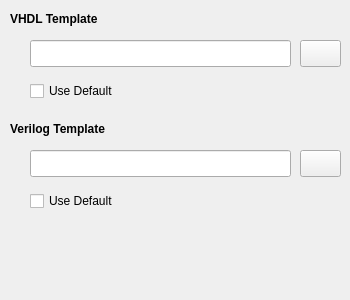
Before: the Qt Designer form IDE/GUI/dialogs/projectcfg/projectcfg_templates.ui in AbyssAbbeba/MDS-picoblaze-AVR-ide, drawn with Qt 5.
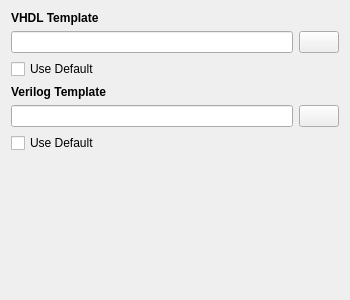
After: the same form once the commit is applied.

The edit to the form file:
```diff
--- a/IDE/GUI/dialogs/projectcfg/projectcfg_templates.ui
+++ b/IDE/GUI/dialogs/projectcfg/projectcfg_templates.ui
@@ -13,61 +13,26 @@
   <property name="windowTitle">
    <string>Form</string>
   </property>
-  <widget class="QLineEdit" name="leVerilog">
-   <property name="geometry">
-    <rect>
-     <x>30</x>
-     <y>150</y>
-     <width>261</width>
-     <height>27</height>
-    </rect>
-   </property>
-  </widget>
-  <widget class="QLineEdit" name="leVHDL">
-   <property name="geometry">
-    <rect>
-     <x>30</x>
-     <y>40</y>
-     <width>261</width>
-     <height>27</height>
-    </rect>
-   </property>
-  </widget>
+  <layout class="QGridLayout" name="gridLayout">
+   <item row="5" column="0">
   <widget class="QCheckBox" name="chckVerilog">
-   <property name="geometry">
-    <rect>
-     <x>30</x>
-     <y>190</y>
-     <width>121</width>
-     <height>22</height>
-    </rect>
-   </property>
    <property name="text">
     <string>Use Default</string>
    </property>
   </widget>
-  <widget class="QCheckBox" name="chckVHDL">
-   <property name="geometry">
-    <rect>
-     <x>30</x>
-     <y>80</y>
-     <width>111</width>
-     <height>22</height>
-    </rect>
-   </property>
+   </item>
+   <item row="4" column="1">
+    <widget class="QPushButton" name="btnVerilog">
    <property name="text">
-    <string>Use Default</string>
-   </property>
-  </widget>
+      <string/>
+     </property>
+    </widget>
+   </item>
+   <item row="4" column="0">
+    <widget class="QLineEdit" name="leVerilog"/>
+   </item>
+   <item row="3" column="0">
   <widget class="QLabel" name="label_4">
-   <property name="geometry">
-    <rect>
-     <x>10</x>
-     <y>120</y>
-     <width>121</width>
-     <height>17</height>
-    </rect>
-   </property>
    <property name="font">
     <font>
      <weight>75</weight>
@@ -78,28 +43,26 @@
     <string>Verilog Template</string>
    </property>
   </widget>
-  <widget class="QPushButton" name="btnVerilog">
-   <property name="geometry">
-    <rect>
-     <x>300</x>
-     <y>150</y>
-     <width>41</width>
-     <height>27</height>
-    </rect>
-   </property>
+   </item>
+   <item row="2" column="0">
+    <widget class="QCheckBox" name="chckVHDL">
+     <property name="text">
+      <string>Use Default</string>
+     </property>
+    </widget>
+   </item>
+   <item row="1" column="1">
+    <widget class="QPushButton" name="btnVHDL">
    <property name="text">
     <string/>
    </property>
   </widget>
+   </item>
+   <item row="1" column="0">
+    <widget class="QLineEdit" name="leVHDL"/>
+   </item>
+   <item row="0" column="0">
   <widget class="QLabel" name="label_3">
-   <property name="geometry">
-    <rect>
-     <x>10</x>
-     <y>10</y>
-     <width>121</width>
-     <height>17</height>
-    </rect>
-   </property>
    <property name="font">
     <font>
      <weight>75</weight>
@@ -110,19 +73,21 @@
     <string>VHDL Template</string>
    </property>
   </widget>
-  <widget class="QPushButton" name="btnVHDL">
-   <property name="geometry">
-    <rect>
-     <x>300</x>
-     <y>40</y>
-     <width>41</width>
-     <height>27</height>
-    </rect>
-   </property>
-   <property name="text">
-    <string/>
-   </property>
-  </widget>
+   </item>
+   <item row="6" column="0">
+    <spacer name="verticalSpacer">
+     <property name="orientation">
+      <enum>Qt::Vertical</enum>
+     </property>
+     <property name="sizeHint" stdset="0">
+      <size>
+       <width>20</width>
+       <height>40</height>
+      </size>
+     </property>
+    </spacer>
+   </item>
+  </layout>
  </widget>
  <resources/>
  <connections/>
```
Lines whose indentation alone changed are shown as unchanged.
